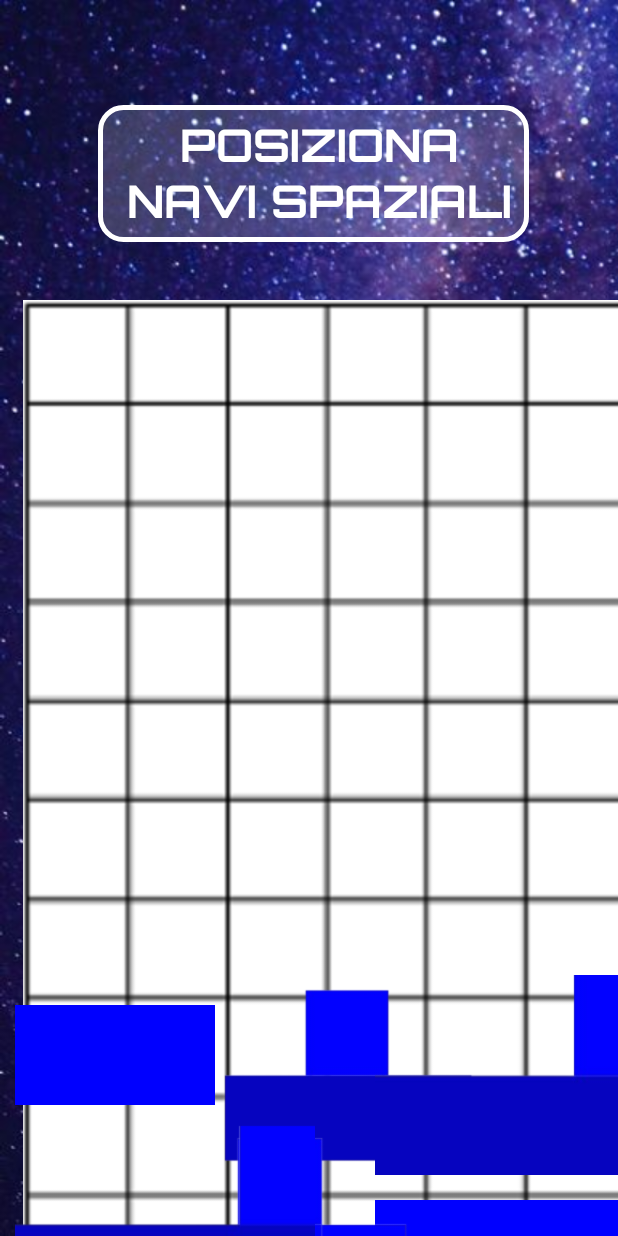
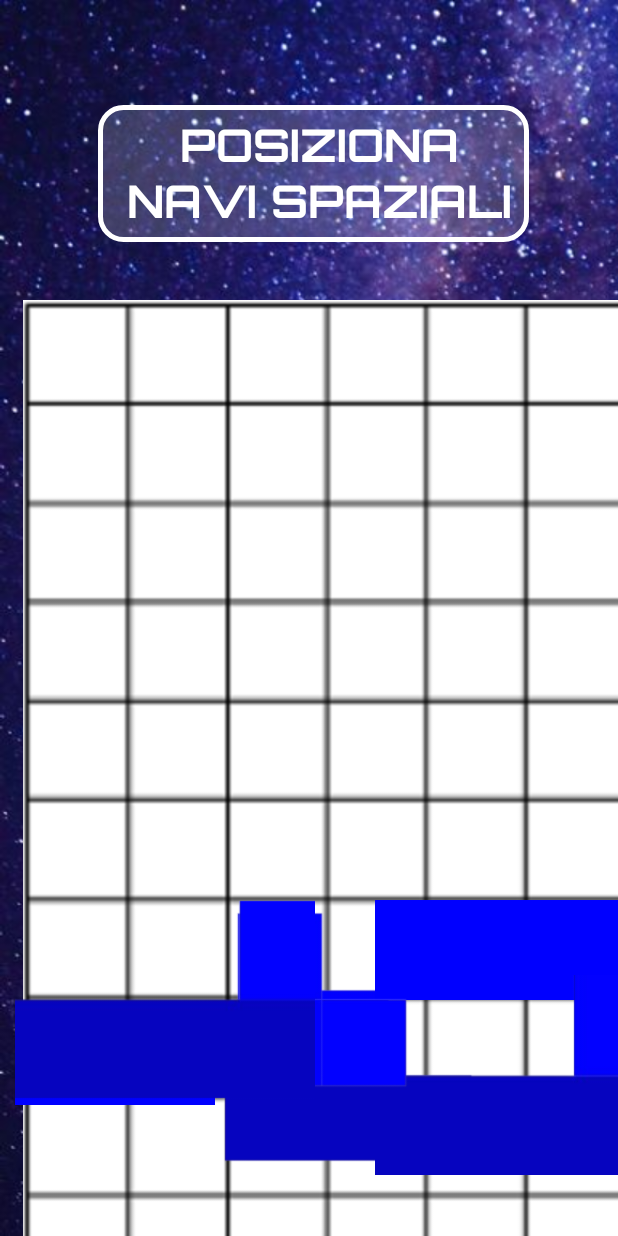
Before and after one commit to dariolfra/BattagliaSpaziale3077, an Android app: the MainActivity screen opened directly, with no data from a screen before it, on a phone screen of 412 x 824 dp. Run offline under Robolectric (Android 15) with nearby library versions, the phone set to English and light mode, and no system bars.

Commit message:
parte ia

```diff
--- a/app/src/main/res/layout/activity_main.xml
+++ b/app/src/main/res/layout/activity_main.xml
@@ -46,7 +46,7 @@
         android:layout_width="400px"
         android:layout_height="100px"
         android:layout_marginStart="250dp"
-        android:layout_marginTop="800dp"
+        android:layout_marginTop="600dp"
         android:layout_marginEnd="0dp"
 
         android:layout_marginBottom="100dp"
@@ -87,7 +87,7 @@
         android:layout_width="132dp"
         android:layout_height="69dp"
         android:layout_marginStart="138dp"
-        android:layout_marginTop="700dp"
+        android:layout_marginTop="600dp"
         android:layout_marginEnd="0dp"
         android:backgroundTint="@android:color/transparent"
         android:fontFamily="@font/orbitron_bold"
@@ -101,7 +101,7 @@
         android:layout_width="200px"
         android:layout_height="200px"
         android:layout_marginStart="150dp"
-        android:layout_marginTop="750dp"
+        android:layout_marginTop="600dp"
         android:layout_marginEnd="0dp"
 
         android:layout_marginBottom="100dp"
@@ -115,7 +115,7 @@
         android:layout_width="300px"
         android:layout_height="200px"
         android:layout_marginStart="10dp"
-        android:layout_marginTop="750dp"
+        android:layout_marginTop="600dp"
         android:layout_marginEnd="0dp"
 
         android:layout_marginBottom="100dp"
```
Also changed, not shown: app/src/main/java/com/example/battagliaspaziale3077/Attack.java (+8 -6 lines).
